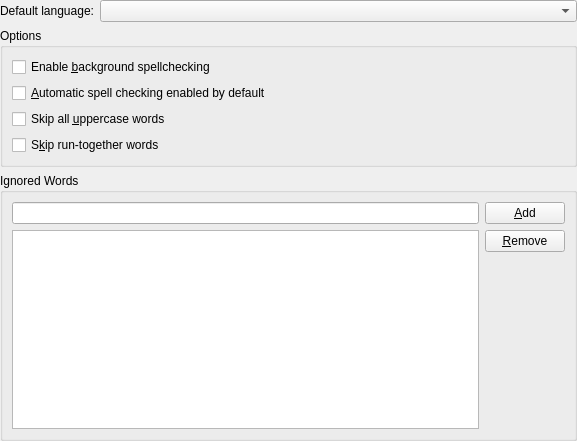
The window that src/ui/configui.ui (KDE/sonnet) describes before a commit, drawn with Qt 5.
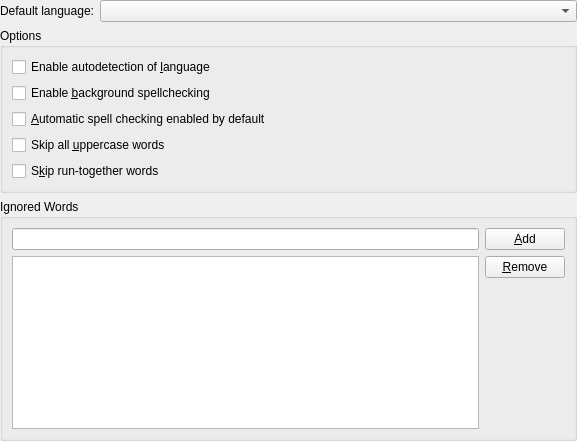
The same window after the commit. Icons and pictures are not drawn. Custom widgets are drawn as their Qt base class.

Commit message: Add autodetect option for language in config widget

Patch:
```diff
--- a/src/ui/configui.ui
+++ b/src/ui/configui.ui
@@ -33,27 +33,34 @@
      </property>
      <layout class="QGridLayout">
       <item row="0" column="0">
+       <widget class="QCheckBox" name="m_autodetectCB">
+        <property name="text">
+         <string>Enable autodetection of &amp;language</string>
+        </property>
+       </widget>
+      </item>
+      <item row="1" column="0">
        <widget class="QCheckBox" name="m_bgSpellCB">
         <property name="text">
          <string>Enable &amp;background spellchecking</string>
         </property>
        </widget>
       </item>
-      <item row="1" column="0">
+      <item row="2" column="0">
        <widget class="QCheckBox" name="m_checkerEnabledByDefaultCB">
         <property name="text">
          <string>&amp;Automatic spell checking enabled by default</string>
         </property>
        </widget>
       </item>
-      <item row="2" column="0">
+      <item row="3" column="0">
        <widget class="QCheckBox" name="m_skipUpperCB">
         <property name="text">
          <string>Skip all &amp;uppercase words</string>
         </property>
        </widget>
       </item>
-      <item row="3" column="0">
+      <item row="4" column="0">
        <widget class="QCheckBox" name="m_skipRunTogetherCB">
         <property name="text">
          <string>S&amp;kip run-together words</string>
```
The commit also changes 1 other file.
